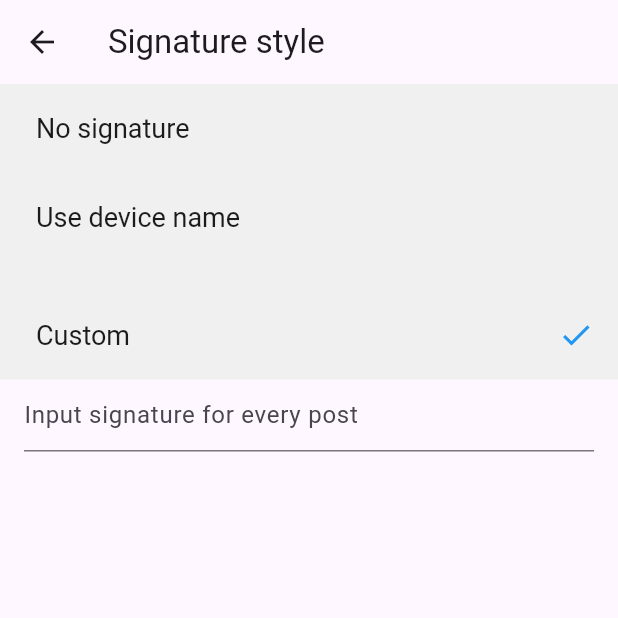
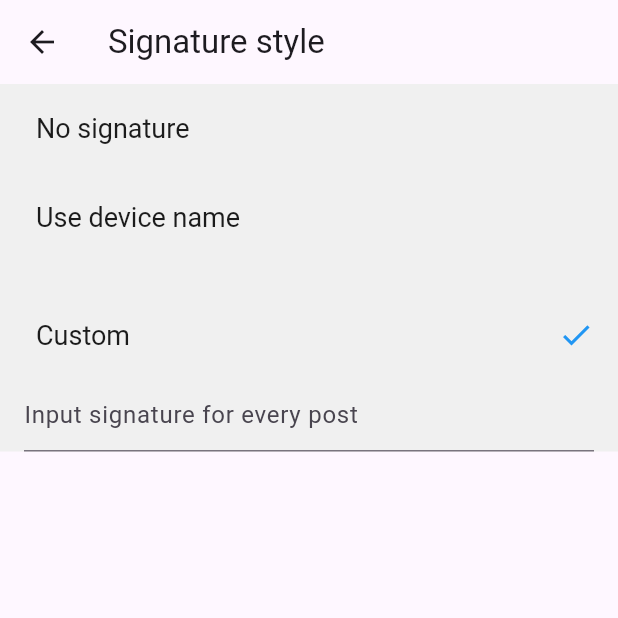
Before and after one commit to kidozh/discuz_flutter, a Flutter app: the SelectSignatureStylePage screen opened directly, after a tap on "Use device name", after a tap on "Custom", on a phone screen of 412 x 824 dp, the top half of it. Run offline on Flutter 3.47's test engine with Material 2 defaults, Android fonts, the phone set to English and light mode, and no system bars; drawn by our look-alikes of flutter_platform_widgets, settings_ui; our stand-ins replace badges, cached_network_image, cookie_jar, device_info_plus, dio, dio_cookie_manager and 24 more; missing offline and left inert: extended_text_field, flutter_vibrate, webview_cookie_manager; accounts and stored records are empty; generated files the repository leaves out were written again; project files that could hold a hidden picture were left out.

Commit message:
migrate to setting_ui new style

```diff
--- a/lib/page/SelectSignatureStylePage.dart
+++ b/lib/page/SelectSignatureStylePage.dart
@@ -104,14 +104,13 @@ class SelectSignatureStyleState extends State<SelectSignatureStylePage>{
                     },
                   ),
 
+
                 ],
 
-              )
-            ],
               ),
-          SizedBox(height: 0,),
               if(signature!= PostTextFieldUtils.NO_SIGNATURE && signature!= PostTextFieldUtils.USE_DEVICE_SIGNATURE)
-          Padding(
+                CustomSettingsSection(
+                    child: Padding(
                       padding: EdgeInsets.symmetric(horizontal: 16.0, vertical: 0),
                       child: PlatformTextField(
                         enabled: (signature!= PostTextFieldUtils.NO_SIGNATURE && signature!= PostTextFieldUtils.USE_DEVICE_SIGNATURE),
@@ -125,8 +124,11 @@ class SelectSignatureStyleState extends State<SelectSignatureStylePage>{
                         controller: controller,
 
                       ),
+                    )
+
                 ),
-
+            ],
+          ),
         ],
       ),
     );
```
Lines whose indentation alone changed are shown as unchanged.
